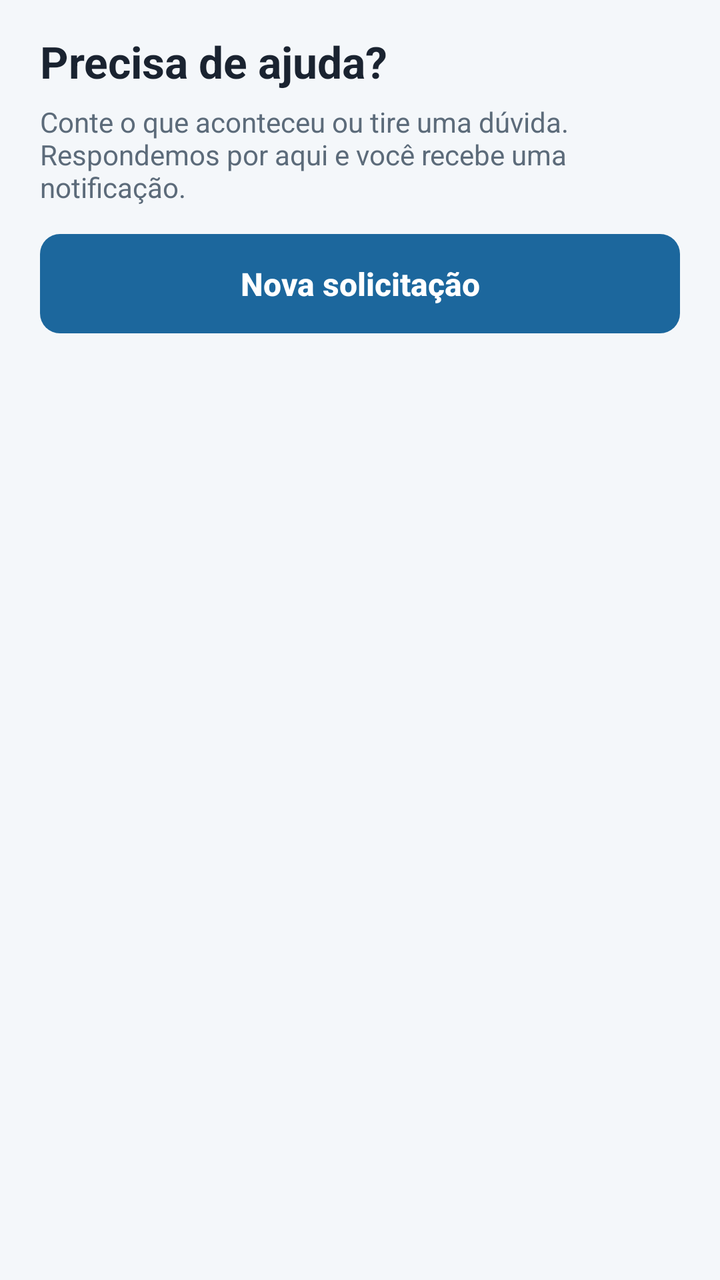
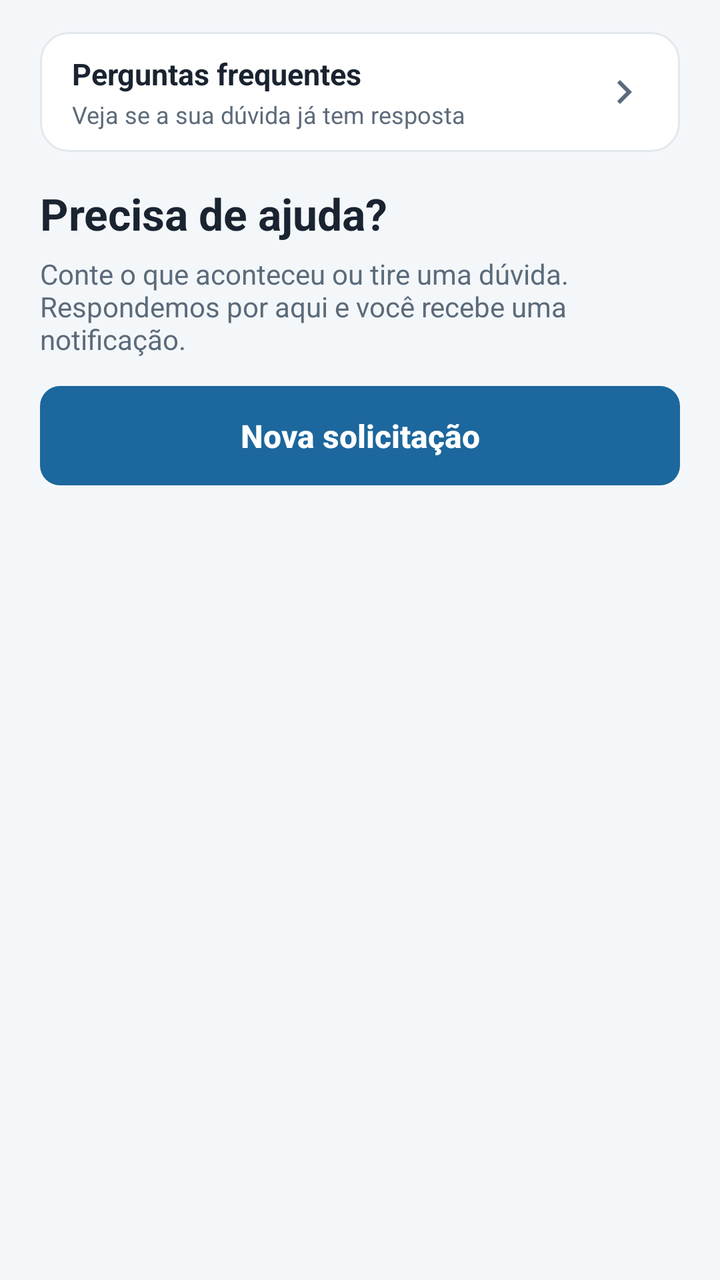

Screens rendered from an Android XML layout before and after an edit, with the pre-edit source and the edit as a unified diff.
<!-- AndroidManifest.xml: application theme CustomActionBarTheme -->
<!-- res/layout/activity_support.xml -->
<?xml version="1.0" encoding="utf-8"?>
<LinearLayout xmlns:android="http://schemas.android.com/apk/res/android"
    android:layout_width="match_parent"
    android:layout_height="match_parent"
    android:orientation="vertical"
    android:fitsSystemWindows="true"
    android:background="@color/color_surface">

    <LinearLayout
        android:layout_width="match_parent"
        android:layout_height="match_parent"
        android:orientation="vertical"
        android:paddingLeft="@dimen/screen_padding_horizontal"
        android:paddingRight="@dimen/screen_padding_horizontal"
        android:paddingTop="@dimen/screen_padding_top"
        android:paddingBottom="@dimen/screen_padding_bottom">

        <TextView
            android:layout_width="match_parent"
            android:layout_height="wrap_content"
            android:text="Precisa de ajuda?"
            android:textAppearance="@style/TextAppearance.Estoque.Title" />

        <TextView
            android:layout_width="match_parent"
            android:layout_height="wrap_content"
            android:layout_marginTop="6dp"
            android:textAppearance="@style/TextAppearance.Estoque.Supporting"
            android:text="Conte o que aconteceu ou tire uma dúvida. Respondemos por aqui e você recebe uma notificação." />

        <Button
            android:id="@+id/newTicketButton"
            style="@style/Widget.Estoque.Button.Primary"
            android:layout_width="match_parent"
            android:layout_height="wrap_content"
            android:layout_marginTop="14dp"
            android:text="Nova solicitação" />

        <TextView
            android:id="@+id/messageView"
            android:layout_width="match_parent"
            android:layout_height="wrap_content"
            android:layout_marginTop="12dp"
            android:textAppearance="@style/TextAppearance.Estoque.Error"
            android:visibility="gone" />

        <ProgressBar
            android:id="@+id/progress"
            android:layout_width="wrap_content"
            android:layout_height="wrap_content"
            android:layout_gravity="center_horizontal"
            android:layout_marginTop="24dp"
            android:visibility="gone" />

        <TextView
            android:id="@+id/emptyView"
            android:layout_width="match_parent"
            android:layout_height="wrap_content"
            android:layout_marginTop="32dp"
            android:textAppearance="@style/TextAppearance.Estoque.Empty"
            android:visibility="gone"
            android:text="Você ainda não abriu nenhuma solicitação." />

        <TextView
            android:id="@+id/listTitle"
            android:layout_width="match_parent"
            android:layout_height="wrap_content"
            android:layout_marginTop="@dimen/section_gap"
            android:text="Suas solicitações"
            android:textAppearance="@style/TextAppearance.Estoque.Section"
            android:visibility="gone" />

        <ListView
            android:id="@+id/ticketList"
            android:layout_width="match_parent"
            android:layout_height="0dp"
            android:layout_weight="1"
            android:layout_marginTop="@dimen/field_gap"
            android:divider="@color/color_border"
            android:dividerHeight="@dimen/stroke_width"
            android:clipToPadding="false" />
    </LinearLayout>
</LinearLayout>
<!-- resources referenced by this layout -->
<resources>
  <color name="color_border">#E3E8EE</color>
  <color name="color_surface">#F4F7FA</color>
  <dimen name="field_gap">8dp</dimen>
  <dimen name="screen_padding_bottom">28dp</dimen>
  <dimen name="screen_padding_horizontal">20dp</dimen>
  <dimen name="screen_padding_top">16dp</dimen>
  <dimen name="section_gap">16dp</dimen>
  <dimen name="stroke_width">1dp</dimen>
  <style name="TextAppearance.Estoque.Empty">
          <item name="android:textSize">15sp</item>
          <item name="android:textColor">@color/color_text_muted</item>
          <item name="android:gravity">center</item>
      </style>
  <style name="TextAppearance.Estoque.Error">
          <item name="android:textSize">14sp</item>
          <item name="android:textColor">@color/color_error</item>
          <item name="android:lineSpacingExtra">3dp</item>
      </style>
  <style name="TextAppearance.Estoque.Section">
          <item name="android:textSize">16sp</item>
          <item name="android:textStyle">bold</item>
          <item name="android:textColor">@color/color_text</item>
      </style>
  <style name="TextAppearance.Estoque.Supporting">
          <item name="android:textSize">14sp</item>
          <item name="android:textColor">@color/color_text_muted</item>
          <item name="android:lineSpacingExtra">3dp</item>
      </style>
  <color name="color_text_muted">#5C6B7A</color>
  <color name="color_error">#C62828</color>
  <color name="color_text">#1A2330</color>
  <dimen name="button_padding_vertical">14dp</dimen>
  <dimen name="button_min_height">48dp</dimen>
  <style name="MyActionBar" parent="@style/Widget.AppCompat.Light.ActionBar.Solid.Inverse">
          <item name="android:background">@color/colorActionBar</item>
          <item name="background">@color/colorActionBar</item>
      </style>
  <color name="colorPrimary">@color/color_brand</color>
  <color name="colorPrimaryDark">@color/color_brand_dark</color>
  <color name="colorAccent">@color/color_brand</color>
  <color name="color_brand">#1C679D</color>
  <color name="system_bar">@color/color_brand</color>
  <color name="color_ripple_on_brand">#33FFFFFF</color>
  <dimen name="radius_button">10dp</dimen>
  <color name="color_disabled">#C5CDD6</color>
  <color name="colorActionBar">@color/color_brand</color>
  <color name="color_brand_dark">#15537E</color>
  <color name="color_surface_content">#FFFFFF</color>
  <dimen name="stroke_width_button">1.5dp</dimen>
  <!-- unchanged entries left out for length: 6 -->
</resources>

<!-- the commit's change to res/layout/activity_support.xml (unified diff, before → after) -->
@@ -14,6 +14,56 @@
         android:paddingRight="@dimen/screen_padding_horizontal"
         android:paddingTop="@dimen/screen_padding_top"
         android:paddingBottom="@dimen/screen_padding_bottom">
+
+        <LinearLayout
+            android:id="@+id/faqEntry"
+            android:layout_width="match_parent"
+            android:layout_height="wrap_content"
+            android:layout_marginBottom="@dimen/section_gap"
+            android:minHeight="56dp"
+            android:orientation="horizontal"
+            android:gravity="center_vertical"
+            android:background="@drawable/bg_surface"
+            android:foreground="?attr/selectableItemBackground"
+            android:clickable="true"
+            android:focusable="true"
+            android:paddingStart="@dimen/group_padding_compact"
+            android:paddingEnd="@dimen/field_gap"
+            android:paddingTop="@dimen/row_gap"
+            android:paddingBottom="@dimen/row_gap"
+            android:baselineAligned="false">
+
+            <LinearLayout
+                android:layout_width="0dp"
+                android:layout_height="wrap_content"
+                android:layout_weight="1"
+                android:orientation="vertical">
+
+                <TextView
+                    android:layout_width="match_parent"
+                    android:layout_height="wrap_content"
+                    android:text="Perguntas frequentes"
+                    android:textAppearance="@style/TextAppearance.Estoque.Body"
+                    android:textStyle="bold" />
+
+                <TextView
+                    android:layout_width="match_parent"
+                    android:layout_height="wrap_content"
+                    android:layout_marginTop="2dp"
+                    android:text="Veja se a sua dúvida já tem resposta"
+                    android:textAppearance="@style/TextAppearance.Estoque.Caption" />
+            </LinearLayout>
+
+            
+            <ImageView
+                android:layout_width="40dp"
+                android:layout_height="40dp"
+                android:padding="8dp"
+                android:rotation="-90"
+                android:src="@drawable/ic_expand_more"
+                android:importantForAccessibility="no"
+                android:contentDescription="@null" />
+        </LinearLayout>
 
         <TextView
             android:layout_width="match_parent"
<!-- resource entries referenced after the edit -->
@@ -3,11 +3,44 @@
   <color name="color_border">#E3E8EE</color>
   <color name="color_surface">#F4F7FA</color>
   <dimen name="field_gap">8dp</dimen>
+  <dimen name="group_padding_compact">16dp</dimen>
+  <dimen name="row_gap">10dp</dimen>
   <dimen name="screen_padding_bottom">28dp</dimen>
   <dimen name="screen_padding_horizontal">20dp</dimen>
   <dimen name="screen_padding_top">16dp</dimen>
   <dimen name="section_gap">16dp</dimen>
   <dimen name="stroke_width">1dp</dimen>
+  <!-- drawable bg_surface (drawable) -->
+  <?xml version="1.0" encoding="utf-8"?>
+  <shape xmlns:android="http://schemas.android.com/apk/res/android"
+      android:shape="rectangle">
+      <solid android:color="@color/color_surface_content" />
+      <corners android:radius="@dimen/radius_surface" />
+      <stroke
+          android:width="@dimen/stroke_width"
+          android:color="@color/color_border" />
+  </shape>
+  <!-- drawable ic_expand_more (drawable) -->
+  <?xml version="1.0" encoding="utf-8"?>
+  <vector xmlns:android="http://schemas.android.com/apk/res/android"
+      android:width="24dp"
+      android:height="24dp"
+      android:viewportWidth="24"
+      android:viewportHeight="24">
+      <path
+          android:fillColor="@color/color_text_muted"
+          android:pathData="M16.59,8.59L12,13.17 7.41,8.59 6,10l6,6 6,-6z"/>
+  </vector>
+  <style name="TextAppearance.Estoque.Body">
+          <item name="android:textSize">15sp</item>
+          <item name="android:textColor">@color/color_text</item>
+          <item name="android:lineSpacingExtra">2dp</item>
+      </style>
+  <style name="TextAppearance.Estoque.Caption">
+          <item name="android:textSize">12sp</item>
+          <item name="android:textColor">@color/color_text_muted</item>
+          <item name="android:lineSpacingExtra">3dp</item>
+      </style>
   <style name="TextAppearance.Estoque.Empty">
           <item name="android:textSize">15sp</item>
           <item name="android:textColor">@color/color_text_muted</item>
@@ -48,6 +81,7 @@
   <color name="colorActionBar">@color/color_brand</color>
   <color name="color_brand_dark">#15537E</color>
   <color name="color_surface_content">#FFFFFF</color>
+  <dimen name="radius_surface">14dp</dimen>
   <dimen name="stroke_width_button">1.5dp</dimen>
   <!-- unchanged entries left out for length: 6 -->
 </resources>
